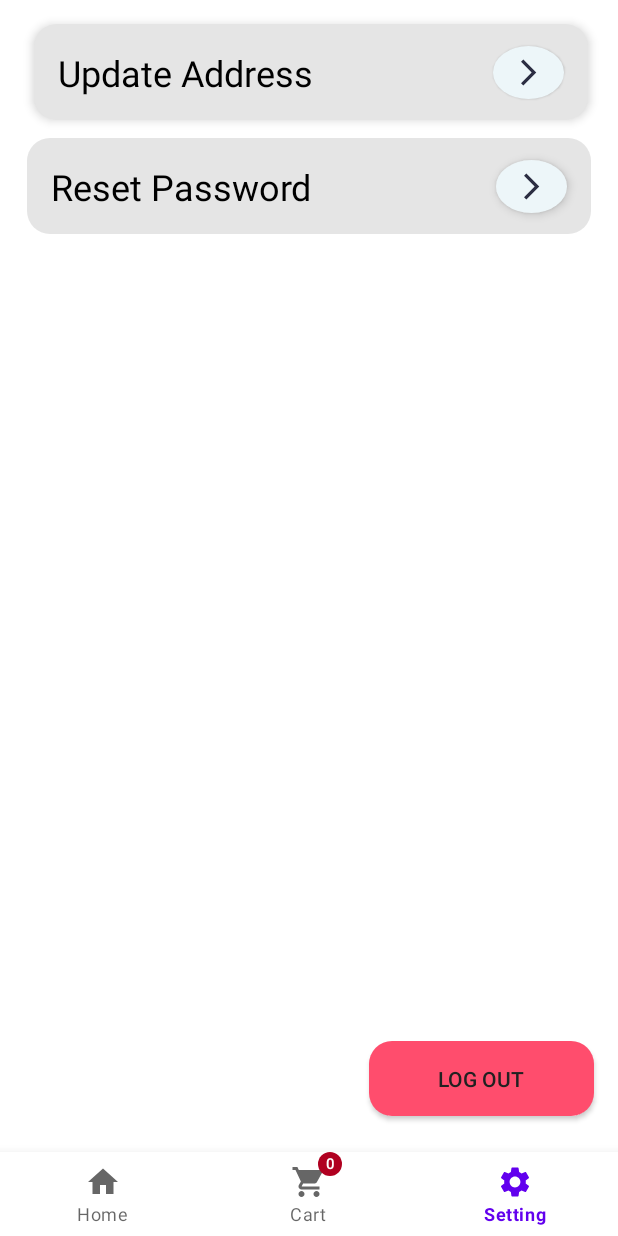
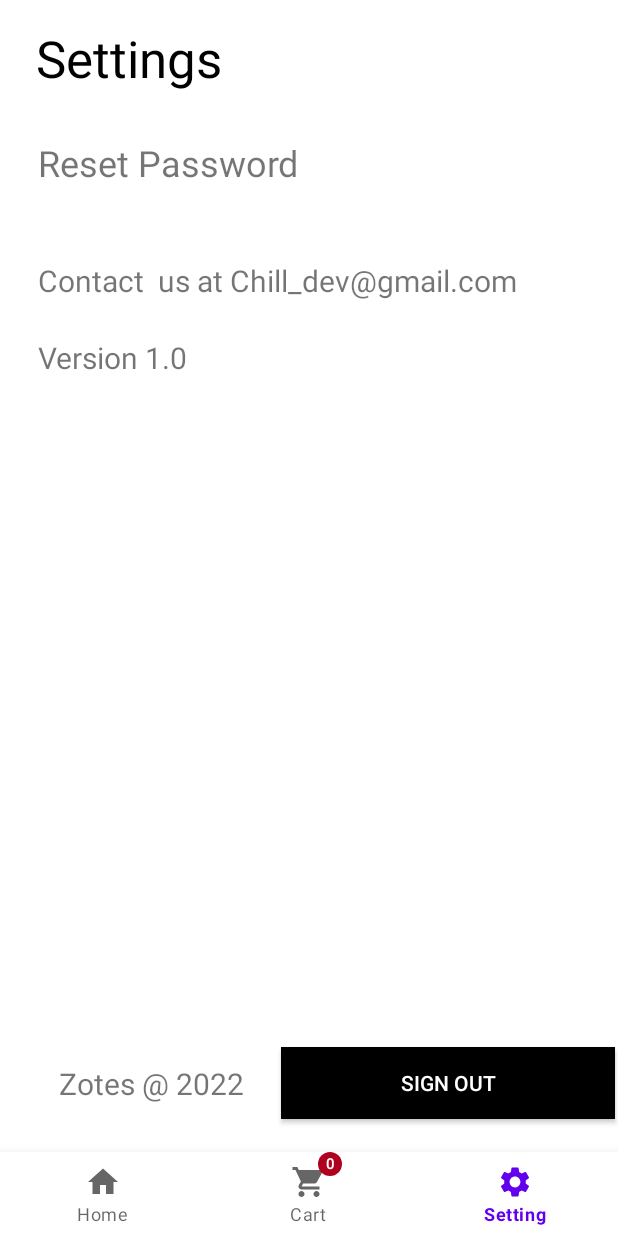
Before and after one commit to EChilin5/Zotes_OCR, an Android app: the screen it shows after launch once a user with an empty profile is signed in (MainActivity), item 3 of the bottom bar chosen, on a phone screen of 412 x 824 dp. Run offline under Robolectric (Android 15) with nearby library versions, the phone set to English and light mode, and no system bars; our stand-ins replace Firebase (no records; nobody signed in at launch, a user with empty details on screens opened directly); pictures from the network do not load.

Commit message:
Updated setting layout and able to change password

```diff
--- a/app/src/main/java/com/eachilin/zotes/menufragments/SettingFragment.kt
+++ b/app/src/main/java/com/eachilin/zotes/menufragments/SettingFragment.kt
@@ -8,6 +8,8 @@ import android.view.LayoutInflater
 import android.view.View
 import android.view.ViewGroup
 import android.widget.Button
+import android.widget.TextView
+import com.eachilin.zotes.ForgotPasswordOverlay
 import com.eachilin.zotes.LoginActivity
 import com.eachilin.zotes.R
 import com.eachilin.zotes.databinding.FragmentSettingBinding
@@ -21,6 +23,7 @@ class SettingFragment : Fragment() {
     private val binding get() = _binding!!
 
     private lateinit var btnSignOut: Button
+    private lateinit var etReset :TextView
 
 
     override fun onCreate(savedInstanceState: Bundle?) {
@@ -51,10 +54,24 @@ class SettingFragment : Fragment() {
 
         }
 
+        etReset.setOnClickListener {
+            openResetPassword()
+        }
+
+    }
+
+    private fun openResetPassword() {
+
+        val dialog = ForgotPasswordOverlay()
+        val fm = activity?.supportFragmentManager
+        if (fm != null) {
+            dialog.show(fm, "name")
+        }
     }
 
     private fun initView() {
         btnSignOut = binding.btnSignOut
+        etReset = binding.tvResetPassword
     }
 
     companion object {
--- a/app/src/main/res/layout/fragment_setting.xml
+++ b/app/src/main/res/layout/fragment_setting.xml
@@ -6,114 +6,173 @@
     android:layout_height="match_parent"
     tools:context=".menufragments.SettingFragment">
 
-    <androidx.constraintlayout.widget.ConstraintLayout
-        android:id="@+id/clUpdateAddress"
-        android:layout_width="369dp"
-        android:layout_height="64dp"
-        android:layout_marginStart="8dp"
+    <TextView
+        android:id="@+id/textView"
+        android:layout_width="241dp"
+        android:layout_height="45dp"
+        android:layout_marginStart="24dp"
         android:layout_marginTop="16dp"
-        android:layout_marginEnd="8dp"
-        android:background="@drawable/settings_box_background"
-        android:elevation="4dp"
-        app:layout_constraintEnd_toEndOf="parent"
-        app:layout_constraintHorizontal_bias="0.538"
+        android:text="Settings"
+        android:textColor="@color/black"
+        android:textSize="34sp"
         app:layout_constraintStart_toStartOf="parent"
-        app:layout_constraintTop_toTopOf="parent"
-        app:layout_constraintDimensionRatio="H,1:1"
+        app:layout_constraintTop_toTopOf="parent" />
 
-        >
+    <android.widget.Button
+        android:id="@+id/btnSignOut"
+        android:layout_width="0dp"
+        android:layout_height="wrap_content"
+        android:layout_marginLeft="2dp"
+        android:layout_marginRight="2dp"
+        android:text="Sign Out"
+        android:textSize="14sp"
+        android:background="@color/black"
+        android:textColor="@color/white"
+        app:layout_constraintBottom_toBottomOf="parent"
+        app:layout_constraintEnd_toStartOf="@+id/SettingGLvEnd"
+        app:layout_constraintStart_toStartOf="@+id/SettingGLv2"
+        app:layout_constraintTop_toTopOf="@id/SettingGL5" />
 
     <TextView
-            android:id="@+id/textView"
+        android:id="@+id/tvResetPassword"
+        android:layout_width="0dp"
+        android:layout_height="0dp"
+        android:layout_marginLeft="25dp"
+        android:layout_marginTop="15dp"
+        android:layout_marginBottom="5dp"
+        android:text="Reset Password"
+        android:textSize="24sp"
+        app:layout_constraintBottom_toTopOf="@+id/SettingGL3"
+        app:layout_constraintEnd_toEndOf="parent"
+        app:layout_constraintHorizontal_bias="0.226"
+        app:layout_constraintStart_toStartOf="parent"
+        app:layout_constraintTop_toTopOf="@+id/SettingGL2" />
+
+    <TextView
+        android:id="@+id/tvContactUs"
+        android:layout_width="0dp"
+        android:layout_height="wrap_content"
+        android:layout_marginLeft="25dp"
+        android:layout_marginTop="20dp"
+        android:text="Contact  us at Chill_dev@gmail.com"
+        android:textSize="20sp"
+        app:layout_constraintEnd_toEndOf="parent"
+        app:layout_constraintHorizontal_bias="0.613"
+        app:layout_constraintStart_toStartOf="parent"
+        app:layout_constraintTop_toTopOf="@+id/SettingGL3" />
+
+    <TextView
+        android:id="@+id/tvSettings"
         android:layout_width="wrap_content"
         android:layout_height="wrap_content"
         android:layout_marginStart="16dp"
-            android:text="@string/update_address"
-            android:textColor="@color/black"
-            android:textSize="24sp"
-            app:layout_constraintBottom_toBottomOf="parent"
+        android:text="Zotes @ 2022"
+        android:textSize="20sp"
+        app:layout_constraintBottom_toTopOf="@+id/SettingGLEnd"
+        app:layout_constraintEnd_toStartOf="@+id/SettingGLv2"
         app:layout_constraintStart_toStartOf="parent"
-            app:layout_constraintTop_toTopOf="parent"
-            app:layout_constraintDimensionRatio="H,1:1"
-            />
-
-        <ImageView
-            android:id="@+id/imageView"
-            android:layout_width="47dp"
-            android:layout_height="35dp"
-            android:layout_marginEnd="16dp"
-            android:background="@drawable/pokebox"
-            android:contentDescription="@string/open_dialog_form"
-            android:elevation="1dp"
-            android:padding="7dp"
-            android:src="@drawable/ic_arrow"
-            app:layout_constraintBottom_toBottomOf="parent"
-            app:layout_constraintEnd_toEndOf="parent"
-            app:layout_constraintTop_toTopOf="parent" />
-    </androidx.constraintlayout.widget.ConstraintLayout>
-
-    <androidx.constraintlayout.widget.ConstraintLayout
-        android:id="@+id/clUpdatePassword"
-        android:layout_width="376dp"
-        android:layout_height="64dp"
-        android:layout_marginStart="8dp"
-        android:layout_marginTop="12dp"
-        android:layout_marginEnd="8dp"
-        android:background="@drawable/settings_box_background"
-        app:layout_constraintEnd_toEndOf="parent"
-        app:layout_constraintStart_toStartOf="parent"
-        app:layout_constraintTop_toBottomOf="@+id/clUpdateAddress"
-        app:layout_constraintDimensionRatio="H,1:1"
-        >
+        app:layout_constraintTop_toTopOf="@+id/SettingGL5" />
 
     <TextView
-            android:id="@+id/tvResetPassword"
+        android:id="@+id/tvVersuin"
+        android:layout_width="0dp"
+        android:layout_height="wrap_content"
+        android:layout_marginLeft="25dp"
+        android:layout_marginTop="24dp"
+        android:text="Version 1.0"
+        android:textSize="20sp"
+        app:layout_constraintEnd_toEndOf="parent"
+        app:layout_constraintHorizontal_bias="0.174"
+        app:layout_constraintStart_toStartOf="parent"
+        app:layout_constraintTop_toBottomOf="@+id/tvContactUs" />
+
+    <androidx.constraintlayout.widget.Guideline
+        android:id="@+id/SettingGLv1"
         android:layout_width="wrap_content"
         android:layout_height="wrap_content"
-            android:layout_marginStart="16dp"
-            android:text="@string/reset_password"
-            android:textColor="@color/black"
-            android:textSize="24sp"
-            app:layout_constraintBottom_toBottomOf="parent"
-            app:layout_constraintStart_toStartOf="parent"
-            app:layout_constraintTop_toTopOf="parent"
-            app:layout_constraintDimensionRatio="H,1:1"
-            />
+        android:orientation="vertical"
+        app:layout_constraintGuide_begin="20dp"
+        app:layout_constraintGuide_percent="0.0" />
 
-        <ImageView
-            android:id="@+id/ivResetPassword"
-            android:layout_width="47dp"
-            android:layout_height="35dp"
-            android:layout_marginEnd="16dp"
-            android:background="@drawable/pokebox"
-            android:contentDescription="@string/open_dialog_form"
-            android:elevation="4dp"
+    <androidx.constraintlayout.widget.Guideline
+        android:id="@+id/SettingGLv2"
+        android:layout_width="wrap_content"
+        android:layout_height="wrap_content"
+        android:orientation="vertical"
+        app:layout_constraintGuide_begin="20dp"
+        app:layout_constraintGuide_percent="0.45" />
 
-            android:padding="7dp"
-            android:src="@drawable/ic_arrow"
-            app:layout_constraintBottom_toBottomOf="parent"
-            app:layout_constraintEnd_toEndOf="parent"
-            app:layout_constraintTop_toTopOf="parent"
-            app:layout_constraintDimensionRatio="H,1:1"
-            />
-    </androidx.constraintlayout.widget.ConstraintLayout>
+    <androidx.constraintlayout.widget.Guideline
+        android:id="@+id/SettingGLvEnd"
+        android:layout_width="wrap_content"
+        android:layout_height="wrap_content"
+        android:orientation="vertical"
+        app:layout_constraintGuide_begin="20dp"
+        app:layout_constraintGuide_percent="1.0" />
 
-    <android.widget.Button
-        android:id="@+id/btnSignOut"
-        android:layout_width="150dp"
-        android:layout_height="50dp"
-        android:layout_marginBottom="24dp"
-        android:background="@drawable/logout_btn_background"
-        android:elevation="2dp"
-        android:text="@string/log_out"
-        android:textColor="#212121"
-        app:layout_constraintBottom_toBottomOf="parent"
-        app:layout_constraintEnd_toEndOf="parent"
-        app:layout_constraintHorizontal_bias="0.938"
-        app:layout_constraintStart_toStartOf="parent"
-        app:layout_constraintTop_toBottomOf="@+id/clUpdatePassword"
-        app:layout_constraintVertical_bias="1.0"
-        app:layout_constraintDimensionRatio="H,1:1"
-        />
+    <androidx.constraintlayout.widget.Guideline
+        android:id="@+id/SettingGL1"
+        android:layout_width="wrap_content"
+        android:layout_height="wrap_content"
+        android:orientation="horizontal"
+        app:layout_constraintGuide_begin="20dp"
+        app:layout_constraintGuide_percent="0.0" />
+
+    <androidx.constraintlayout.widget.Guideline
+        android:id="@+id/SettingGL2"
+        android:layout_width="wrap_content"
+        android:layout_height="wrap_content"
+        android:orientation="horizontal"
+        app:layout_constraintGuide_begin="20dp"
+        app:layout_constraintGuide_percent="0.1" />
+
+    <androidx.constraintlayout.widget.Guideline
+        android:id="@+id/SettingGL3"
+        android:layout_width="wrap_content"
+        android:layout_height="wrap_content"
+        android:orientation="horizontal"
+        app:layout_constraintGuide_begin="20dp"
+        app:layout_constraintGuide_percent="0.2" />
+
+    <androidx.constraintlayout.widget.Guideline
+        android:id="@+id/SettingGL4"
+        android:layout_width="wrap_content"
+        android:layout_height="wrap_content"
+        android:orientation="horizontal"
+        app:layout_constraintGuide_begin="20dp"
+        app:layout_constraintGuide_percent="0.4" />
+
+    <androidx.constraintlayout.widget.Guideline
+        android:id="@+id/SettingGL5"
+        android:layout_width="wrap_content"
+        android:layout_height="wrap_content"
+        android:orientation="horizontal"
+        app:layout_constraintGuide_begin="20dp"
+        app:layout_constraintGuide_percent="0.88" />
+    <androidx.constraintlayout.widget.Guideline
+        android:id="@+id/SettingGLEnd"
+        android:layout_width="wrap_content"
+        android:layout_height="wrap_content"
+        android:orientation="horizontal"
+        app:layout_constraintGuide_begin="20dp"
+        app:layout_constraintGuide_percent="1.0" />
+
+<!--    <android.widget.Button-->
+<!--        android:id="@+id/btnSignOut"-->
+<!--        android:layout_width="150dp"-->
+<!--        android:layout_height="50dp"-->
+<!--        android:layout_marginBottom="24dp"-->
+<!--        android:background="@drawable/logout_btn_background"-->
+<!--        android:elevation="2dp"-->
+<!--        android:text="@string/log_out"-->
+<!--        android:textColor="#212121"-->
+<!--        app:layout_constraintBottom_toBottomOf="parent"-->
+<!--        app:layout_constraintEnd_toEndOf="parent"-->
+<!--        app:layout_constraintHorizontal_bias="0.938"-->
+<!--        app:layout_constraintStart_toStartOf="parent"-->
+<!--        app:layout_constraintTop_toBottomOf="@+id/clUpdatePassword"-->
+<!--        app:layout_constraintVertical_bias="1.0"-->
+<!--        app:layout_constraintDimensionRatio="H,1:1"-->
+<!--        />-->
 
 </androidx.constraintlayout.widget.ConstraintLayout>
```
Lines whose indentation alone changed are shown as unchanged.
